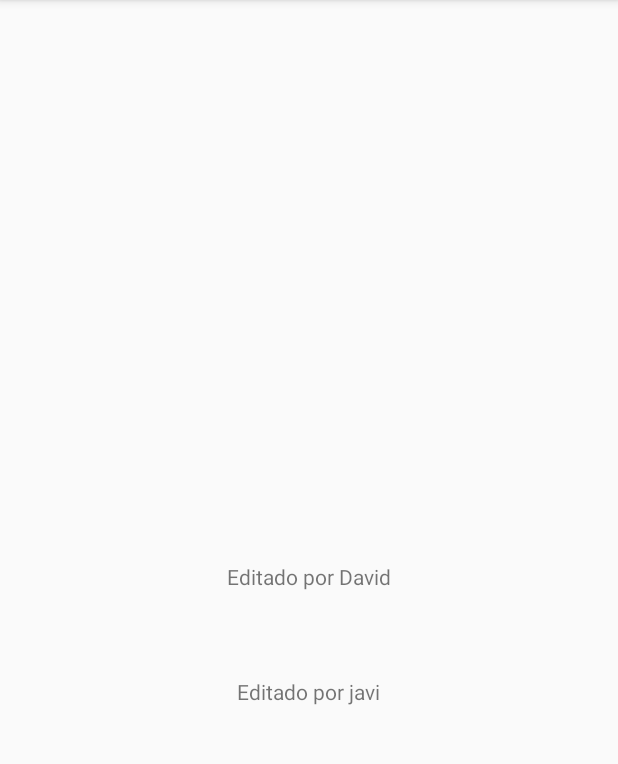
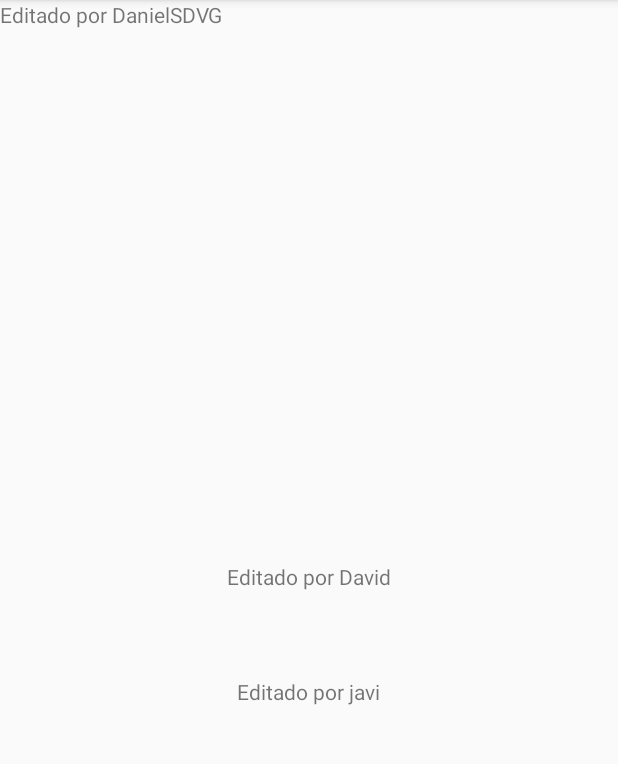
Before and after one commit to jblanava/DressMeApp, an Android app: the screen it shows after launch (MainActivity), on a phone screen of 412 x 824 dp, the part 84-848 px from its top. Run offline under Robolectric (Android 15) with nearby library versions, the phone set to English and light mode, and no system bars.

Commit message:
Añadido mi texto

```diff
--- a/app/src/main/res/layout/activity_main.xml
+++ b/app/src/main/res/layout/activity_main.xml
@@ -28,4 +28,12 @@
         app:layout_constraintTop_toTopOf="parent"
         app:layout_constraintVertical_bias="0.603" />
 
+    <TextView
+        android:id="@+id/textView3"
+        android:layout_width="wrap_content"
+        android:layout_height="wrap_content"
+        android:text="Editado por DanielSDVG"
+        tools:layout_editor_absoluteX="175dp"
+        tools:layout_editor_absoluteY="287dp" />
+
 </androidx.constraintlayout.widget.ConstraintLayout>
```
